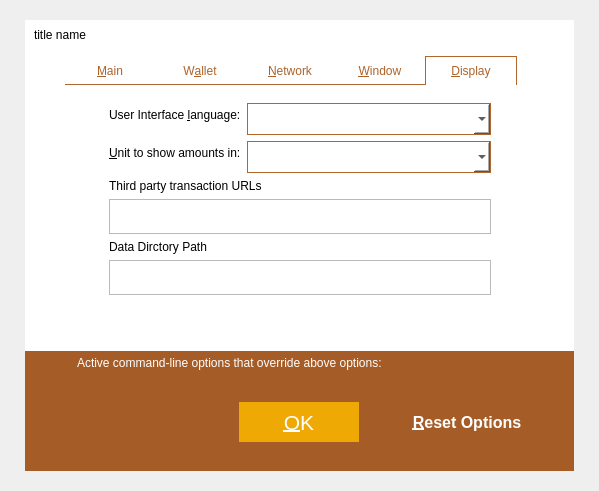
First picture: the form in src/qt/forms/optionsdialog.ui, repository MassGrid/MassGrid, before the edit.
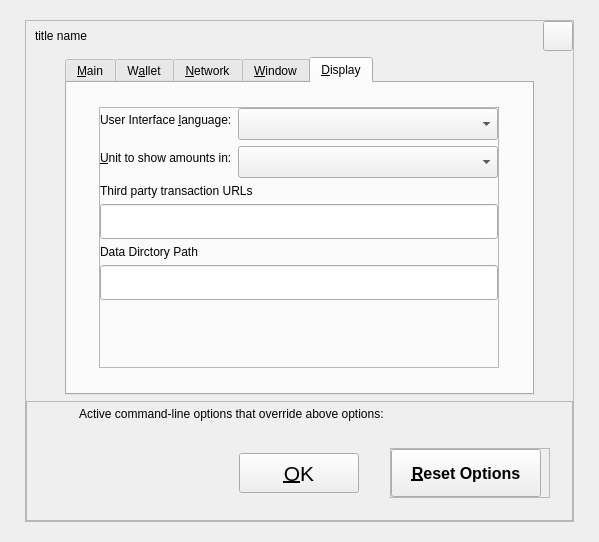
Second picture: the form after the edit. The open tabs and pages were chosen to show the change. Icons and pictures are not drawn. Custom widgets are drawn as their Qt base class.

Diff of the .ui file:
```diff
--- a/src/qt/forms/optionsdialog.ui
+++ b/src/qt/forms/optionsdialog.ui
@@ -7,7 +7,7 @@
     <x>0</x>
     <y>0</y>
     <width>599</width>
-    <height>491</height>
+    <height>542</height>
    </rect>
   </property>
   <property name="windowTitle">
@@ -35,174 +35,7 @@
    <item row="0" column="0">
     <widget class="QWidget" name="centerWin" native="true">
      <property name="styleSheet">
-      <string notr="true">QWidget#centerWin{
-border:hidden;
-border-image: url(:/pic/res/pic/dlgBackgroud.png);
-}
-
-QFrame#mainframe{
-border:hidden;
-	background-color: rgb(255, 255, 255);
-}
-
-QTabBar::tab
-{
-color: rgb(172, 99, 43);
-border-bottom:1px solid rgb(174,103,46);
-border-left:0px solid rgb(174,103,46);
-border-right:0px solid rgb(174,103,46);
-border-top:0px solid rgb(174,103,46);
-    min-width: 90px;
-    min-height: 28px;
-}
-
-
-QTabBar::tab:selected, QTabBar::tab:hover
-{
-border-left:1px solid rgb(174,103,46);
-border-right:1px solid rgb(174,103,46);
-border-top:1px solid rgb(174,103,46);
-border-bottom:0px solid rgb(174,103,46);
-}
-
-
-QTabBar::tab:selected
-{
-border-left:1px solid rgb(174,103,46);
-border-right:1px solid rgb(174,103,46);
-border-top:1px solid rgb(174,103,46);
-border-bottom:0px solid rgb(174,103,46);
-}
-
-QTabBar::tab:!selected
-{
-color: rgb(172, 99, 43);
-border-bottom:1px solid rgb(174,103,46);
-border-left:0px solid rgb(174,103,46);
-border-right:0px solid rgb(174,103,46);
-border-top:0px solid rgb(174,103,46);
-}
-
-QTabWidget::pane{
-	border:none;
-}
-
-QFrame{
-border:hidden;
-}
-
-QCheckBox{  
-    spacing: 5px;  
-}  
-  
-QCheckBox::indicator{  
-	width:28px;
-	height:22px; 
-}  
-  
-QCheckBox::indicator:unchecked{  
-	image: url(:/pic/res/pic/kPic.png);
-}  
-  
-QCheckBox::indicator:checked{  
-	image: url(:/pic/res/pic/check-selected.png);
-}  
-  
-QCheckBox::indicator:checked:disabled{  
-    image:url(:/CheckBox/res/checkedDisabled.png);  
-}  
-
-QRadioButton{  
-    spacing: 5px;  
-}  
-  
-QRadioButton::indicator{  
-	width:28px;
-	height:22px; 
-}  
-  
-QRadioButton::indicator:unchecked{  
-	image: url(:/pic/res/pic/kPic.png);
-}  
-  
-QRadioButton::indicator:checked{  
-	image: url(:/pic/res/pic/check-selected.png);
-}  
-  
-QRadioButton::indicator:checked:disabled{  
-    image:url(:/CheckBox/res/checkedDisabled.png);  
-}  
-
-QSpinBox{
- height:30px;
- width:30px;
-	background-color: rgba(255, 255, 255, 0);
-	border:hidden;
-}
-QSpinBox::up-button
-{
-	background-color: rgba(255, 255, 255, 0);
-}
-QSpinBox::down-button{
-	background-color: rgba(255, 255, 255, 0);
-}
-
-QFrame#frame_9,QFrame#frame_10,QFrame#frame_11,QFrame#frame_12{
-	border-color: rgb(186, 186, 186);
-	border:1px solid rgb(186, 186, 186);
-}
-
-QComboBox
-{
-width: 120px;  
-height: 600px;
-border:1px solid rgb(174,103,46);
-font-size: 12pt;
-font-family: 微软雅黑,宋体;
-background-repeat: no-repeat;
-background-position: center left;
-background-color: rgb(255, 255, 255);
-color: rgb(0, 0, 0);
-selection-color: black;
-selection-background-color: darkgray;
-}
-
-QComboBox::drop-down 
-{
-width: 30px; 
-height:30px;
-image: url(:/pic/res/pic/xjt.png);
-}
-QComboBox QAbstractItemView
-{
-height:100px;
-border: 0px;  
-color: rgb(255, 255, 255);
-selection-color: rgb(255, 255, 255);
-selection-background-color: rgb(239, 169, 4);
-background-color: rgb(198, 125, 26);
-}
-QComboBox QAbstractItemView::item
-{
-height: 20px;
-background-color: rgb(198, 125, 26);
-border:hidden;
-color: rgb(255, 255, 255);
-}
-
-QLineEdit,QFrame#mainaddressframe{
-	border-color: rgb(186, 186, 186);
-	border:1px solid rgb(186, 186, 186);
-}
-
-QLineEdit#proxyPort,QLineEdit#proxyIp,QLineEdit#mainaddress{
-border:hidden;
-background-color: rgb(255, 255, 255,0);
-}
-
-
-
-</string>
+      <string notr="true"/>
      </property>
      <layout class="QGridLayout" name="gridLayout_7">
       <property name="leftMargin">
@@ -281,11 +114,7 @@
               </size>
              </property>
              <property name="styleSheet">
-              <string notr="true">QToolButton#cancelButton{
-border:hidden;
-image: url(:/pic/res/pic/closeBtn.png);
-}
-</string>
+              <string notr="true"/>
              </property>
              <property name="text">
               <string/>
@@ -1164,6 +993,18 @@
                   <enum>QFrame::Raised</enum>
                  </property>
                  <layout class="QVBoxLayout" name="verticalLayout_9">
+                  <property name="leftMargin">
+                   <number>0</number>
+                  </property>
+                  <property name="topMargin">
+                   <number>0</number>
+                  </property>
+                  <property name="rightMargin">
+                   <number>0</number>
+                  </property>
+                  <property name="bottomMargin">
+                   <number>0</number>
+                  </property>
                   <item>
                    <layout class="QFormLayout" name="formLayout_2">
                     <item row="0" column="0">
@@ -1183,7 +1024,7 @@
                      <widget class="QValueComboBox" name="lang">
                       <property name="minimumSize">
                        <size>
-                        <width>0</width>
+                        <width>200</width>
                         <height>32</height>
                        </size>
                       </property>
@@ -1200,45 +1041,42 @@
                        <string>The user interface language can be set here. This setting will take effect after restarting MassGrid.</string>
                       </property>
                       <property name="styleSheet">
-                       <string notr="true">QComboBox
+                       <string notr="true">QComboBox{
+    background-color:rgb(172,99,43); 
+    color:white;
+    height:30px;
+    width:120px;
+    border:1px solid rgb(174,103,46);
+    background-repeat: no-repeat;
+    background-position: center left;
+    background-color: rgb(255, 255, 255);
+    color: rgb(0, 0, 0);
+    selection-color: black;
+    selection-background-color: darkgray;
+}
+QComboBox::drop-down
 {
-width: 120px;  
-height: 600px;
-border:1px solid rgb(174,103,46);
-font-size: 10pt;
-font-family: 微软雅黑,宋体;
-background-repeat: no-repeat;
-background-position: center left;
-background-color: rgb(255, 255, 255);
-color: rgb(0, 0, 0);
-selection-color: black;
-selection-background-color: darkgray;
+    width: 30px;
+    height:30px;
+    image: url(:/pic/res/pic/xjt.png);
 }
 
-QComboBox::drop-down 
-{
-width: 30px; 
-height:30px;
-image: url(:/pic/res/pic/xjt.png);
-}
 QComboBox QAbstractItemView
 {
-height:100px;
-border: 0px;  
-color: rgb(255, 255, 255);
-selection-color: rgb(255, 255, 255);
-selection-background-color: rgb(239, 169, 4);
-background-color: rgb(198, 125, 26);
-outline: 0px;
+    width:140px;
+  outline: 0px;
+  color: rgb(255, 255, 255);
+    selection-color: rgb(255, 255, 255);
+    selection-background-color: rgb(239, 169, 4);
+    background-color: rgb(198, 125, 26);
 }
 QComboBox QAbstractItemView::item
 {
-height: 20px;
-background-color: rgb(198, 125, 26);
-border:hidden;
-color: rgb(255, 255, 255);
-}
-
+    height: 40px;
+   background-color: rgb(198, 125, 26);
+    border:hidden;
+    color: rgb(255, 255, 255);
+}&quot;);
 </string>
                       </property>
                      </widget>
@@ -1258,6 +1096,12 @@
                     </item>
                     <item row="1" column="1">
                      <widget class="QValueComboBox" name="unit">
+                      <property name="minimumSize">
+                       <size>
+                        <width>200</width>
+                        <height>32</height>
+                       </size>
+                      </property>
                       <property name="maximumSize">
                        <size>
                         <width>16777215</width>
@@ -1271,45 +1115,42 @@
                        <string>Choose the default subdivision unit to show in the interface and when sending coins.</string>
                       </property>
                       <property name="styleSheet">
-                       <string notr="true">QComboBox
+                       <string notr="true">QComboBox{
+    background-color:rgb(172,99,43); 
+    color:white;
+    height:30px;
+    width:120px;
+    border:1px solid rgb(174,103,46);
+    background-repeat: no-repeat;
+    background-position: center left;
+    background-color: rgb(255, 255, 255);
+    color: rgb(0, 0, 0);
+    selection-color: black;
+    selection-background-color: darkgray;
+}
+QComboBox::drop-down
 {
-width: 120px;  
-height: 600px;
-border:1px solid rgb(174,103,46);
-font-size: 10pt;
-font-family: 微软雅黑,宋体;
-background-repeat: no-repeat;
-background-position: center left;
-background-color: rgb(255, 255, 255);
-color: rgb(0, 0, 0);
-selection-color: black;
-selection-background-color: darkgray;
+    width: 30px;
+    height:30px;
+    image: url(:/pic/res/pic/xjt.png);
 }
 
-QComboBox::drop-down 
-{
-width: 30px; 
-height:30px;
-image: url(:/pic/res/pic/xjt.png);
-}
 QComboBox QAbstractItemView
 {
-height:100px;
-border: 0px;  
-color: rgb(255, 255, 255);
-selection-color: rgb(255, 255, 255);
-selection-background-color: rgb(239, 169, 4);
-background-color: rgb(198, 125, 26);
-outline: 0px;
+    width:140px;
+  outline: 0px;
+  color: rgb(255, 255, 255);
+    selection-color: rgb(255, 255, 255);
+    selection-background-color: rgb(239, 169, 4);
+    background-color: rgb(198, 125, 26);
 }
 QComboBox QAbstractItemView::item
 {
-height: 30px;
-background-color: rgb(198, 125, 26);
-border:hidden;
-color: rgb(255, 255, 255);
-}
-
+    height: 40px;
+   background-color: rgb(198, 125, 26);
+    border:hidden;
+    color: rgb(255, 255, 255);
+}&quot;);
 </string>
                       </property>
                      </widget>
@@ -1442,13 +1283,7 @@
             </size>
            </property>
            <property name="styleSheet">
-            <string notr="true">QFrame{
-border:hidden;
-background-color: rgb(165, 92, 39);
-}
-QLabel{
-	color: rgb(255, 255, 255);
-}</string>
+            <string notr="true"/>
            </property>
            <property name="frameShape">
             <enum>QFrame::StyledPanel</enum>
@@ -1613,11 +1448,7 @@
                  </font>
                 </property>
                 <property name="styleSheet">
-                 <string notr="true">QToolButton{
-	background-color: rgb(239, 169, 4);
-	color: rgb(255, 255, 255);
-	border:hidden;
-}</string>
+                 <string notr="true"/>
                 </property>
                 <property name="text">
                  <string>&amp;OK</string>
@@ -1652,7 +1483,7 @@
                  </size>
                 </property>
                 <property name="styleSheet">
-                 <string notr="true">border:hidden;</string>
+                 <string notr="true"/>
                 </property>
                 <property name="frameShape">
                  <enum>QFrame::StyledPanel</enum>
@@ -1698,8 +1529,7 @@
                     </font>
                    </property>
                    <property name="styleSheet">
-                    <string notr="true">border:hidden;
-color: rgb(255, 255, 255);</string>
+                    <string notr="true"/>
                    </property>
                    <property name="text">
                     <string>&amp;Reset Options</string>
@@ -1764,9 +1594,6 @@
                   <bold>true</bold>
                  </font>
                 </property>
-                <property name="styleSheet">
-                 <string notr="true">color: rgb(255, 255, 255);</string>
-                </property>
                 <property name="text">
                  <string/>
                 </property>
```
Left out of the diff: 4 changed lines with no effect on the pictures.
